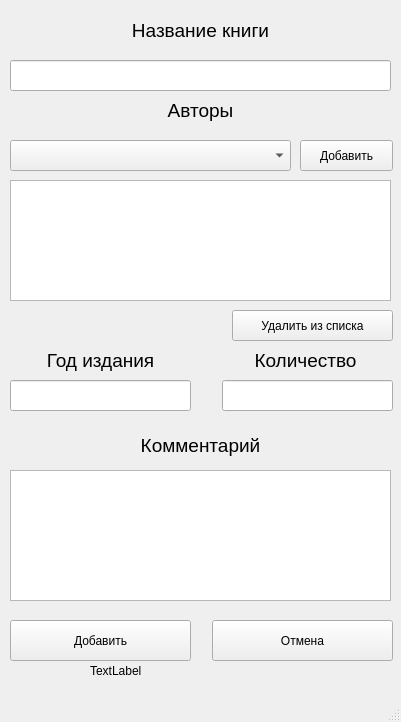
First picture: the form in add_book.ui, repository HikyGM/Libr, before the edit.
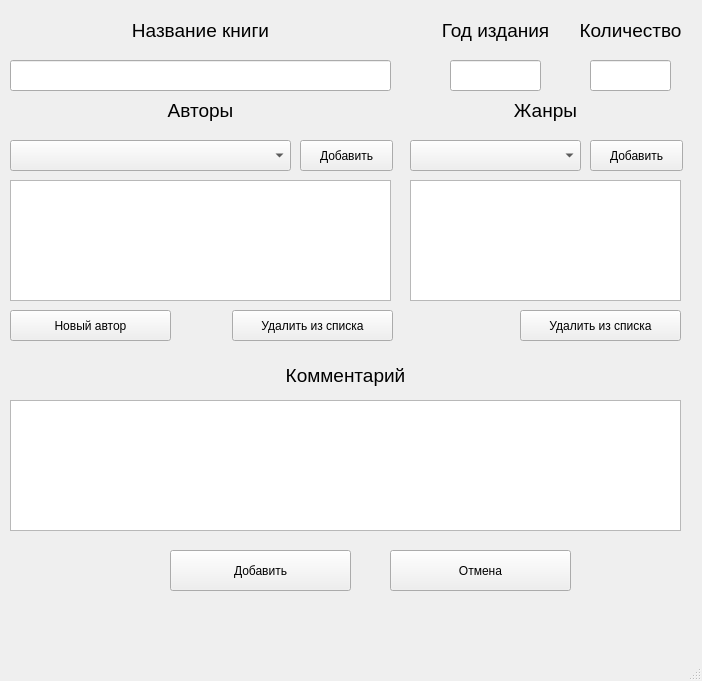
Second picture: the form after the edit.

Diff of the .ui file:
```diff
--- a/add_book.ui
+++ b/add_book.ui
@@ -9,20 +9,20 @@
    <rect>
     <x>0</x>
     <y>0</y>
-    <width>401</width>
-    <height>722</height>
+    <width>702</width>
+    <height>681</height>
    </rect>
   </property>
   <property name="minimumSize">
    <size>
-    <width>401</width>
-    <height>722</height>
+    <width>702</width>
+    <height>681</height>
    </size>
   </property>
   <property name="maximumSize">
    <size>
-    <width>401</width>
-    <height>722</height>
+    <width>702</width>
+    <height>681</height>
    </size>
   </property>
   <property name="windowTitle">
@@ -32,8 +32,8 @@
    <widget class="QPushButton" name="btn_add">
     <property name="geometry">
      <rect>
-      <x>10</x>
-      <y>620</y>
+      <x>170</x>
+      <y>550</y>
       <width>181</width>
       <height>41</height>
      </rect>
@@ -45,8 +45,8 @@
    <widget class="QPushButton" name="btn_cancel">
     <property name="geometry">
      <rect>
-      <x>212</x>
-      <y>620</y>
+      <x>390</x>
+      <y>550</y>
       <width>181</width>
       <height>41</height>
      </rect>
@@ -68,22 +68,38 @@
    <widget class="QLineEdit" name="line_year">
     <property name="geometry">
      <rect>
-      <x>10</x>
-      <y>380</y>
-      <width>181</width>
+      <x>450</x>
+      <y>60</y>
+      <width>91</width>
       <height>31</height>
      </rect>
     </property>
+    <property name="font">
+     <font>
+      <pointsize>14</pointsize>
+     </font>
+    </property>
+    <property name="alignment">
+     <set>Qt::AlignCenter</set>
+    </property>
    </widget>
    <widget class="QLineEdit" name="line_count">
     <property name="geometry">
      <rect>
-      <x>222</x>
-      <y>380</y>
-      <width>171</width>
+      <x>590</x>
+      <y>60</y>
+      <width>81</width>
       <height>31</height>
      </rect>
     </property>
+    <property name="font">
+     <font>
+      <pointsize>14</pointsize>
+     </font>
+    </property>
+    <property name="alignment">
+     <set>Qt::AlignCenter</set>
+    </property>
    </widget>
    <widget class="QComboBox" name="search_author">
     <property name="geometry">
@@ -134,9 +150,9 @@
    <widget class="QLabel" name="label_3">
     <property name="geometry">
      <rect>
-      <x>10</x>
-      <y>350</y>
-      <width>181</width>
+      <x>430</x>
+      <y>20</y>
+      <width>131</width>
       <height>21</height>
      </rect>
     </property>
@@ -157,9 +173,9 @@
    <widget class="QLabel" name="label_4">
     <property name="geometry">
      <rect>
-      <x>220</x>
-      <y>350</y>
-      <width>171</width>
+      <x>570</x>
+      <y>20</y>
+      <width>121</width>
       <height>21</height>
      </rect>
     </property>
@@ -181,8 +197,8 @@
     <property name="geometry">
      <rect>
       <x>10</x>
-      <y>430</y>
-      <width>381</width>
+      <y>360</y>
+      <width>671</width>
       <height>31</height>
      </rect>
     </property>
@@ -260,33 +276,136 @@
    <widget class="QLabel" name="lab_info">
     <property name="geometry">
      <rect>
-      <x>90</x>
-      <y>660</y>
-      <width>191</width>
+      <x>10</x>
+      <y>610</y>
+      <width>671</width>
       <height>21</height>
      </rect>
     </property>
+    <property name="font">
+     <font>
+      <pointsize>14</pointsize>
+     </font>
+    </property>
+    <property name="styleSheet">
+     <string notr="true">color: rgb(255, 0, 0);</string>
+    </property>
     <property name="text">
-     <string>TextLabel</string>
+     <string/>
+    </property>
+    <property name="alignment">
+     <set>Qt::AlignCenter</set>
     </property>
    </widget>
    <widget class="QTextEdit" name="text_comm">
     <property name="geometry">
      <rect>
       <x>10</x>
-      <y>470</y>
-      <width>381</width>
+      <y>400</y>
+      <width>671</width>
       <height>131</height>
      </rect>
     </property>
+    <property name="font">
+     <font>
+      <pointsize>14</pointsize>
+     </font>
+    </property>
     <property name="html">
      <string>&lt;!DOCTYPE HTML PUBLIC &quot;-//W3C//DTD HTML 4.0//EN&quot; &quot;http://www.w3.org/TR/REC-html40/strict.dtd&quot;&gt;
 &lt;html&gt;&lt;head&gt;&lt;meta name=&quot;qrichtext&quot; content=&quot;1&quot; /&gt;&lt;style type=&quot;text/css&quot;&gt;
 p, li { white-space: pre-wrap; }
-&lt;/style&gt;&lt;/head&gt;&lt;body style=&quot; font-family:'MS Shell Dlg 2'; font-size:8.25pt; font-weight:400; font-style:normal;&quot;&gt;
+&lt;/style&gt;&lt;/head&gt;&lt;body style=&quot; font-family:'MS Shell Dlg 2'; font-size:14pt; font-weight:400; font-style:normal;&quot;&gt;
 &lt;p style=&quot;-qt-paragraph-type:empty; margin-top:0px; margin-bottom:0px; margin-left:0px; margin-right:0px; -qt-block-indent:0; text-indent:0px; font-size:7.8pt;&quot;&gt;&lt;br /&gt;&lt;/p&gt;&lt;/body&gt;&lt;/html&gt;</string>
     </property>
    </widget>
+   <widget class="QTableWidget" name="table_genre">
+    <property name="geometry">
+     <rect>
+      <x>410</x>
+      <y>180</y>
+      <width>271</width>
+      <height>121</height>
+     </rect>
+    </property>
+   </widget>
+   <widget class="QComboBox" name="search_genre">
+    <property name="geometry">
+     <rect>
+      <x>410</x>
+      <y>140</y>
+      <width>171</width>
+      <height>31</height>
+     </rect>
+    </property>
+    <property name="font">
+     <font>
+      <pointsize>14</pointsize>
+     </font>
+    </property>
+   </widget>
+   <widget class="QPushButton" name="btn_add_tab_genre">
+    <property name="geometry">
+     <rect>
+      <x>590</x>
+      <y>140</y>
+      <width>93</width>
+      <height>31</height>
+     </rect>
+    </property>
+    <property name="text">
+     <string>Добавить</string>
+    </property>
+   </widget>
+   <widget class="QLabel" name="label_7">
+    <property name="geometry">
+     <rect>
+      <x>410</x>
+      <y>100</y>
+      <width>271</width>
+      <height>21</height>
+     </rect>
+    </property>
+    <property name="font">
+     <font>
+      <pointsize>14</pointsize>
+      <weight>50</weight>
+      <bold>false</bold>
+     </font>
+    </property>
+    <property name="text">
+     <string>Жанры</string>
+    </property>
+    <property name="alignment">
+     <set>Qt::AlignCenter</set>
+    </property>
+   </widget>
+   <widget class="QPushButton" name="btn_add_new_auth">
+    <property name="geometry">
+     <rect>
+      <x>10</x>
+      <y>310</y>
+      <width>161</width>
+      <height>31</height>
+     </rect>
+    </property>
+    <property name="text">
+     <string>Новый автор</string>
+    </property>
+   </widget>
+   <widget class="QPushButton" name="btn_del_genre_tab">
+    <property name="geometry">
+     <rect>
+      <x>520</x>
+      <y>310</y>
+      <width>161</width>
+      <height>31</height>
+     </rect>
+    </property>
+    <property name="text">
+     <string>Удалить из списка</string>
+    </property>
+   </widget>
   </widget>
   <widget class="QStatusBar" name="statusbar"/>
   <widget class="QMenuBar" name="menubar">
```
Left out of the diff: 12 changed lines with no effect on the pictures.
